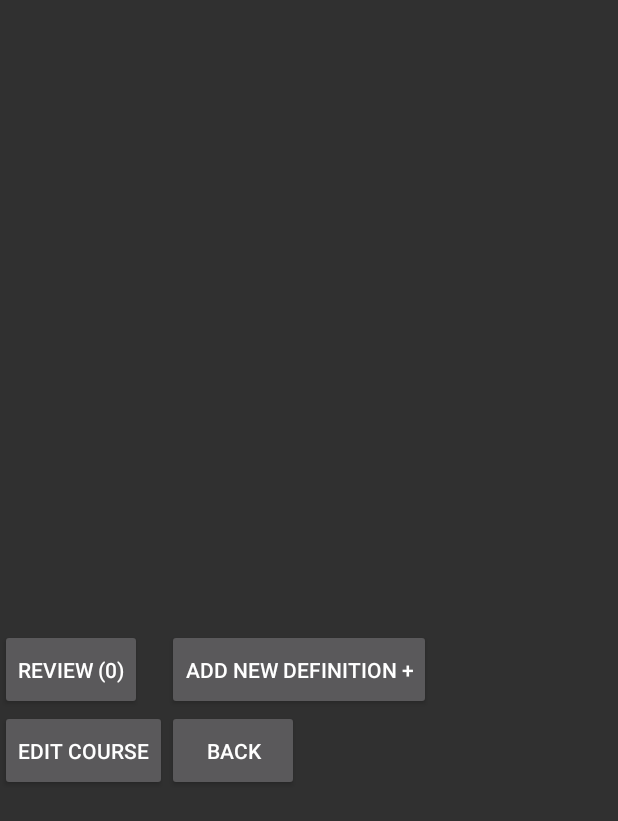
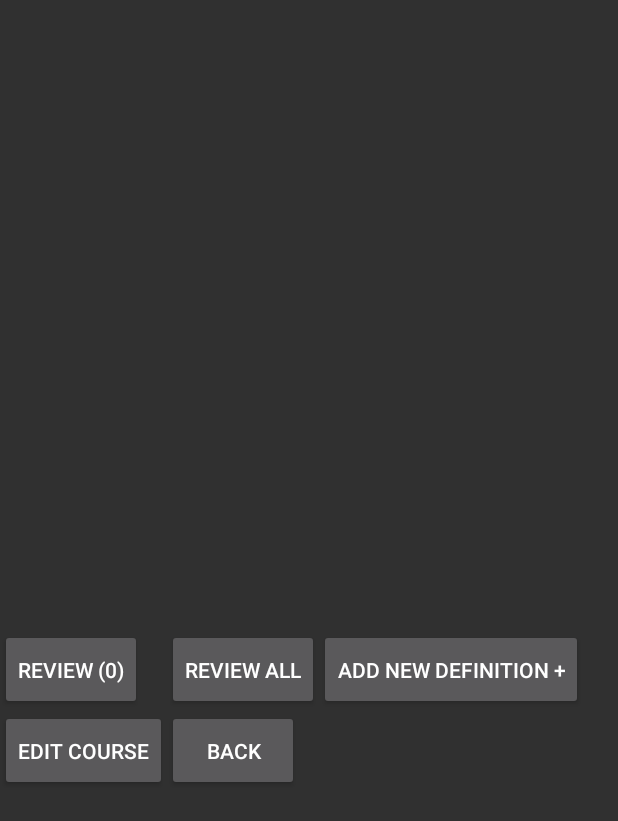
Before and after one commit to OnePunMan/RememberMeThis_Android, an Android app: the CourseActivity screen opened directly, with no data from a screen before it, on a phone screen of 412 x 824 dp. Shown: the top 821 px of the screen. Run offline under Robolectric (Android 15) with nearby library versions, the phone set to English and light mode, and no system bars.

Commit message:
Add review all function - First test build now available

```diff
--- a/app/src/main/res/layout/activity_course.xml
+++ b/app/src/main/res/layout/activity_course.xml
@@ -71,7 +71,7 @@
         android:layout_width="match_parent"
         android:layout_height="match_parent"
         android:layout_below="@+id/definitionScroll"
-        app:columnCount="2"
+        app:columnCount="3"
         app:rowCount="6">
 
         <Button
@@ -81,6 +81,20 @@
             android:layout_above="@+id/btnAddDef"
             android:layout_alignParentStart="true"
             android:text="@string/review"
+            app:layout_constraintBottom_toBottomOf="parent"
+            app:layout_constraintHorizontal_bias="0.0"
+            app:layout_constraintLeft_toLeftOf="parent"
+            app:layout_constraintRight_toRightOf="parent"
+            app:layout_constraintTop_toTopOf="parent"
+            app:layout_constraintVertical_bias="0.983" />
+
+        <Button
+            android:id="@+id/btnReviewAll"
+            android:layout_width="wrap_content"
+            android:layout_height="54dp"
+            android:layout_above="@+id/btn_back"
+            android:layout_alignParentStart="true"
+            android:text="@string/review_all"
             app:layout_constraintBottom_toBottomOf="parent"
             app:layout_constraintHorizontal_bias="0.0"
             app:layout_constraintLeft_toLeftOf="parent"
@@ -101,6 +115,7 @@
             app:layout_constraintRight_toRightOf="parent"
             app:layout_constraintTop_toTopOf="parent"
             app:layout_constraintVertical_bias="0.983" />
+
 
         <Button
             android:id="@+id/btnEditCourse"
--- a/app/src/main/res/values/strings.xml
+++ b/app/src/main/res/values/strings.xml
@@ -18,4 +18,5 @@
     <string name="save">Save</string>
     <string name="edit_course">Edit Course</string>
     <string name="delete">Delete</string>
+    <string name="review_all">Review All</string>
 </resources>
```
Also changed, not shown: app/src/main/java/onepunman/remembermethis/CardStackFragment.java (+5 -6 lines), app/src/main/java/onepunman/remembermethis/CourseActivity.java (+21 -0 lines), app/src/main/java/onepunman/remembermethis/ReviewActivity.java (+13 -7 lines), 2 other files.
